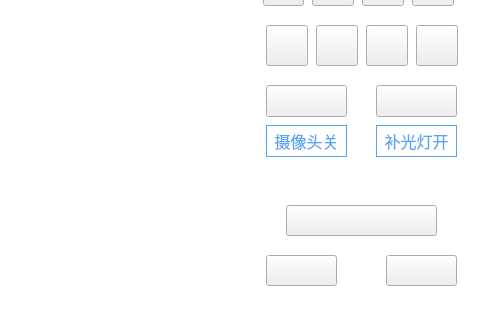
Old version of the form pvmsmonitorwidget.ui in the repository 1157889734/x86MyAppliction; both pictures show x 544 to 1024 and y 345 to 665 of the 1024 by 665 pixel window.
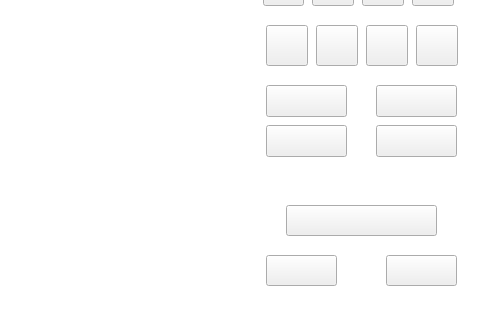
New version of the form. Icons and pictures are not drawn.

Commit message: 1.修改表格网格线颜色2.添加摄像头和闪光灯的对话框3.修改button样式

Diff of the .ui file:
```diff
--- a/pvmsmonitorwidget.ui
+++ b/pvmsmonitorwidget.ui
@@ -118,7 +118,7 @@
   <widget class="QPushButton" name="startPollingPushButton">
    <property name="geometry">
     <rect>
-     <x>910</x>
+     <x>915</x>
      <y>510</y>
      <width>30</width>
      <height>31</height>
@@ -178,15 +178,10 @@
     </font>
    </property>
    <property name="styleSheet">
-    <string notr="true">QPushButton{background-color: rgb(255, 255, 255);color: rgb(86, 164, 246);border-color: rgb(86, 164, 246);border-width: 1px;border-style: solid;}
-
-QPushButton:hover{background-color: rgb(246, 246, 246);color: rgb(86, 164, 246);border-color: rgb(86, 164, 246);border-width: 1px;border-style: solid;}
-
-QPushButton:checked
-{background-color: rgb(86, 164, 246);color: rgb(255, 255, 255);border-color: rgb(86, 164, 246);border-width: 1px;border-style: solid;}</string>
+    <string notr="true">border-image: url(:/monres/cameraoff.bmp);</string>
    </property>
    <property name="text">
-    <string>摄像头关</string>
+    <string/>
    </property>
    <property name="checkable">
     <bool>true</bool>
@@ -263,7 +258,7 @@
   <widget class="QPushButton" name="pausePollingPushButton">
    <property name="geometry">
     <rect>
-     <x>860</x>
+     <x>865</x>
      <y>510</y>
      <width>30</width>
      <height>31</height>
@@ -582,15 +577,10 @@
     </font>
    </property>
    <property name="styleSheet">
-    <string notr="true">QPushButton{background-color: rgb(255, 255, 255);color: rgb(86, 164, 246);border-color: rgb(86, 164, 246);border-width: 1px;border-style: solid;}
-
-QPushButton:hover{background-color: rgb(246, 246, 246);color: rgb(86, 164, 246);border-color: rgb(86, 164, 246);border-width: 1px;border-style: solid;}
-
-QPushButton:checked
-{background-color: rgb(86, 164, 246);color: rgb(255, 255, 255);border-color: rgb(86, 164, 246);border-width: 1px;border-style: solid;}</string>
+    <string notr="true">border-image: url(:/monres/ligtoff.bmp);</string>
    </property>
    <property name="text">
-    <string>补光灯开</string>
+    <string/>
    </property>
    <property name="checkable">
     <bool>true</bool>
@@ -648,7 +638,7 @@
   <widget class="QPushButton" name="pollingNextOnePushButton">
    <property name="geometry">
     <rect>
-     <x>970</x>
+     <x>965</x>
      <y>510</y>
      <width>30</width>
      <height>31</height>
@@ -704,7 +694,7 @@
   <widget class="QPushButton" name="pollingLastOnePushButton">
    <property name="geometry">
     <rect>
-     <x>810</x>
+     <x>815</x>
      <y>510</y>
      <width>30</width>
      <height>31</height>
```
Left out of the diff: 5 changed lines with no effect on the pictures. The commit also changes 14 other files.
